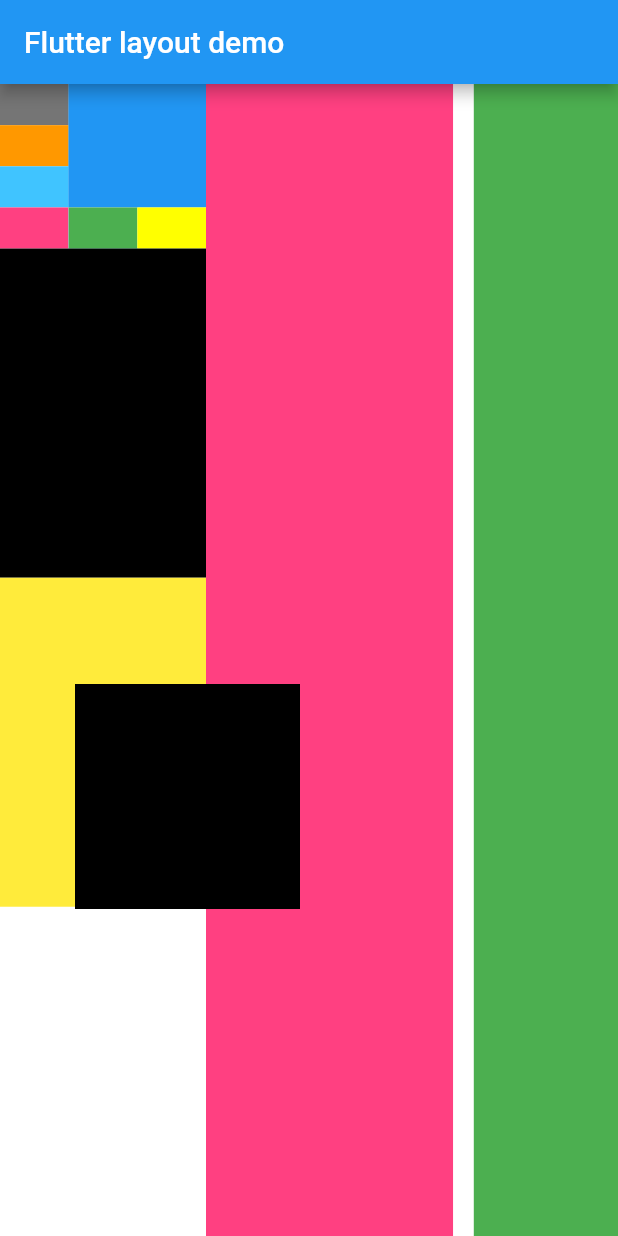
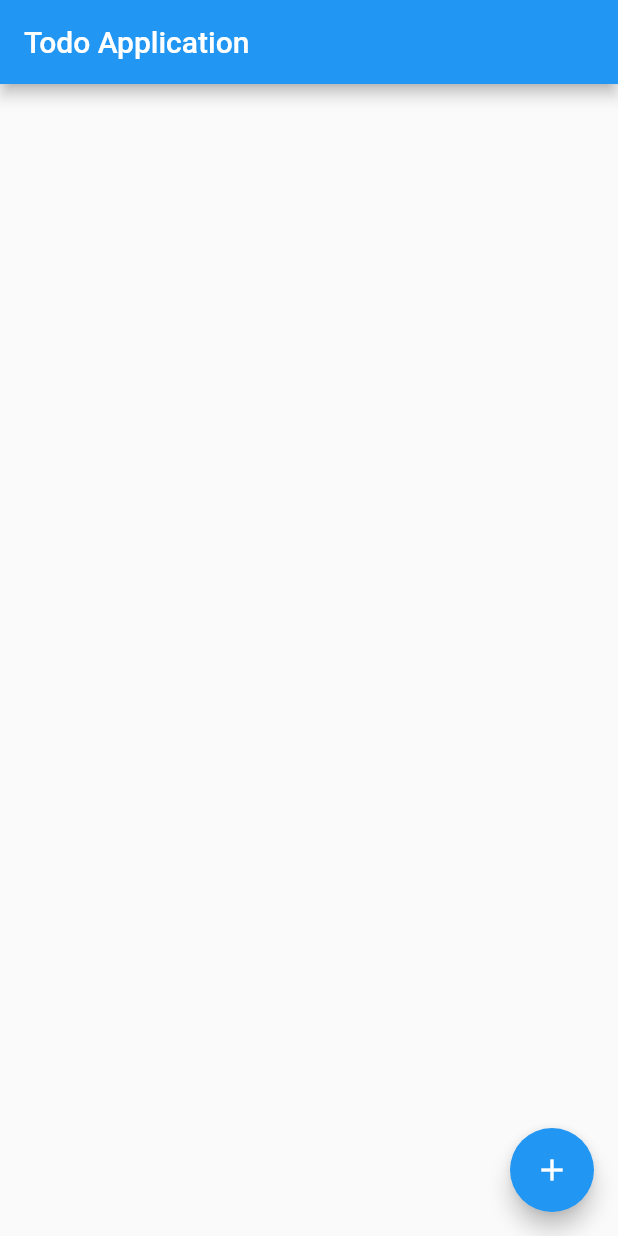
Before and after one commit to cesc1802/flutter-demo, a Flutter app: the screen it shows after launch, on a phone screen of 412 x 824 dp. Run offline on Flutter 3.47's test engine with Material 2 defaults, Android fonts, the phone set to English and light mode, and no system bars.

Commit message:
simple todo app

```diff
--- a/lib/main.dart
+++ b/lib/main.dart
@@ -1,177 +1,106 @@
 import 'package:flutter/material.dart';
 
 void main() {
-  runApp(MyApp());
+  runApp(TodoApp());
 }
 
-class Column1 extends StatelessWidget {
+class TodoApp extends StatelessWidget {
   @override
   Widget build(BuildContext context) {
-    return Expanded(
-      flex: 10,
-      child: Container(
-        color: Colors.white,
-        child: Column(
-          children: [
-            Expanded(
-                child: Container(
-              child: Row(
-                children: [
-                  Expanded(
-                      flex: 1,
-                      child: Container(
-                        child: Column(
-                          children: [
-                            Expanded(
-                                flex: 1,
-                                child: Container(
-                                  color: Colors.black54,
-                                )),
-                            Expanded(
-                                flex: 1,
-                                child: Container(
-                                  color: Colors.orange,
-                                )),
-                            Expanded(
-                                flex: 1,
-                                child: Container(
-                                  color: Colors.lightBlueAccent,
-                                )),
-                            Expanded(
-                                flex: 1,
-                                child: Container(
-                                  color: Colors.pinkAccent,
-                                ))
-                          ],
-                        ),
-                      )),
-                  Expanded(
-                      flex: 2,
-                      child: Container(
-                        color: Colors.blue,
-                        child: Column(
-                          children: [
-                            Flexible(
-                              flex: 3,
-                              child: Container(
-                                color: Colors.blue,
-                              ),
-                            ),
-                            Flexible(
-                              flex: 1,
-                              child: Container(
-                                color: Colors.white,
-                                child: Row(
-                                  children: [
-                                    Expanded(
-                                        child: Container(
-                                      color: Colors.green,
-                                    )),
-                                    Expanded(
-                                        child: Container(
-                                      color: Colors.yellowAccent,
-                                    ))
-                                  ],
-                                ),
-                              ),
-                            )
-                          ],
-                        ),
-                      ))
-                ],
+    return MaterialApp(title: 'Todo List', home: TodoListState());
+  }
+}
+
+class TodoListState extends StatefulWidget {
+  @override
+  _TodoListStateState createState() => _TodoListStateState();
+}
+
+class _TodoListStateState extends State<TodoListState> {
+  List<String> _todoItems = [];
+
+  void _addItem(String task) {
+    if (task.length > 0) {
+      setState(() {
+        _todoItems.add(task);
+      });
+    }
+  }
+
+  void _removeItem(int index) {
+    setState(() {
+      _todoItems.removeAt(index);
+    });
+  }
+
+  void _promptRemoveTodoItem(int index) {
+    showDialog(
+        context: context,
+        builder: (BuildContext context) {
+          return new AlertDialog(
+            title: Text('Mark "${_todoItems[index]}" as done?'),
+            actions: [
+              FlatButton(
+                  onPressed: () => Navigator.of(context).pop(), child: Text('Cancel')
               ),
-            )),
-            Expanded(
-                flex: 2,
-                child: Container(
-                  color: Colors.black,
-                )),
-            Expanded(
-                flex: 2,
-                child: Container(
-                  color: Colors.yellow,
-                )),
-            Expanded(
-                flex: 2,
-                child: Container(
-                  color: Colors.white,
-                ))
-          ],
+              FlatButton(onPressed: () {
+                _removeItem(index);
+                Navigator.of(context).pop();
+              }, child: new Text('MARK AS DONE'))
+            ],
+          );
+        });
+  }
+
+  Widget _buildTodoItem(String todoText, int index) {
+    return new ListTile(
+        title: new Text(todoText),
+        onTap: () => _promptRemoveTodoItem(index)
+    );
+  }
+
+  Widget _buildTodoList() {
+    return new ListView.builder(
+      itemBuilder: (context, index) {
+        if(index < _todoItems.length) {
+          return _buildTodoItem(_todoItems[index], index);
+        }
+      },
+    );
+  }
+
+  void _pushAddTodoScreen() {
+    Navigator.of(context).push(new MaterialPageRoute(builder: (context) {
+      return new Scaffold(
+        appBar: AppBar(
+          title: Text('Add a new task'),
         ),
+        body: TextField(
+          autofocus: true,
+          onSubmitted: (val) {
+            _addItem(val);
+            Navigator.pop(context);
+          },
+          decoration: InputDecoration(
+              hintText: 'Enter something todo ...',
+              contentPadding: const EdgeInsets.all(16)),
+        ),
+      );
+    }));
+  }
+
+  @override
+  Widget build(BuildContext context) {
+    return Scaffold(
+      appBar: AppBar(
+        title: Text('Todo Application'),
+      ),
+      body: _buildTodoList(),
+      floatingActionButton: FloatingActionButton(
+        onPressed: _pushAddTodoScreen,
+        tooltip: 'Add task',
+        child: Icon(Icons.add),
       ),
     );
   }
 }
-
-class Column2 extends StatelessWidget {
-  @override
-  Widget build(BuildContext context) {
-    return Expanded(
-      flex: 12,
-      child: Container(
-        color: Colors.pinkAccent,
-      ),
-    );
-  }
-}
-
-class Column3 extends StatelessWidget {
-  @override
-  Widget build(BuildContext context) {
-    return Expanded(
-      flex: 1,
-      child: Container(
-        color: Colors.white,
-      ),
-    );
-  }
-}
-
-class Column4 extends StatelessWidget {
-  @override
-  Widget build(BuildContext context) {
-    return Expanded(
-      flex: 7,
-      child: Container(
-        color: Colors.green,
-      ),
-    );
-  }
-}
-
-class MyApp extends StatelessWidget {
-  Widget _App() {
-    return Stack(
-      children: [
-        Row(
-          children: [
-            Column1(),
-            Column2(),
-            Column3(),
-            Column4(),
-          ],
-        ),
-        Positioned(
-            top: 400,
-            left: 50,
-            child: Container(
-              color: Colors.black,
-              width: 150,
-              height: 150,
-            )),
-      ],
-    );
-  }
-
-  @override
-  Widget build(BuildContext context) {
-    return MaterialApp(
-      title: 'Welcome to Flutter',
-      home: Scaffold(
-          appBar: AppBar(
-            title: Text('Flutter layout demo'),
-          ),
-          body: _App()),
-    );
-  }
-}
```
Also changed, not shown: 1 other file.
